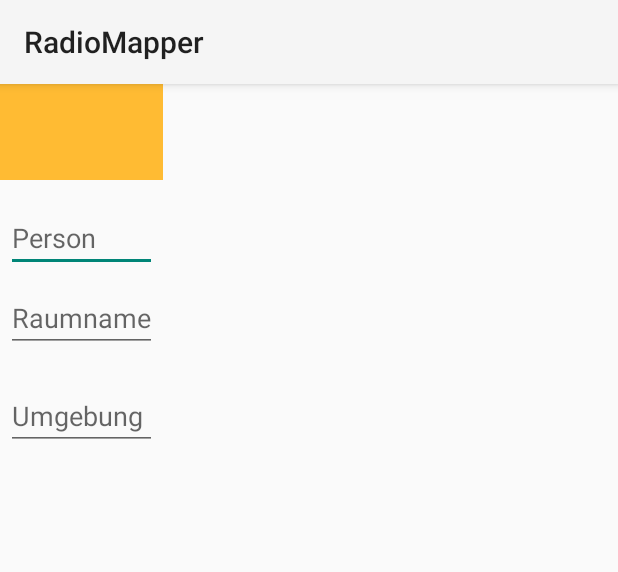
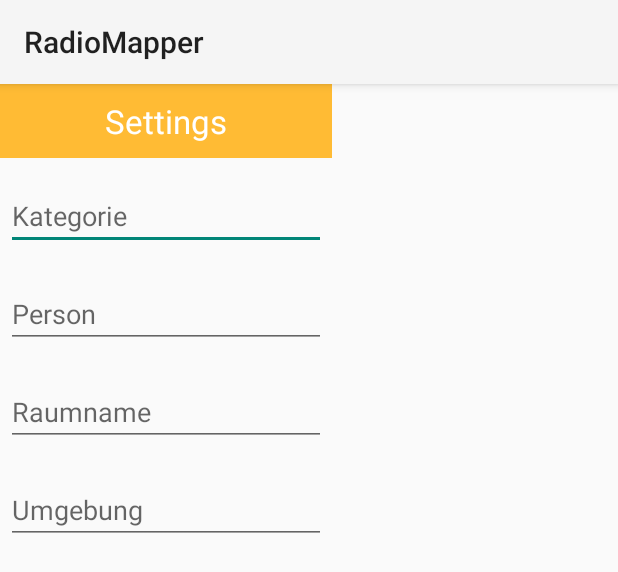
Before and after one commit to TomAussenhofer/ViibeNav_RadioMapper, an Android app: the layout dialog_add_info.xml on its own in the app's theme, with its tools: preview values and no code run, on a phone screen of 412 x 824 dp. Shown: the top 572 px of the screen. Run offline under Robolectric (Android 15) with nearby library versions, the phone set to English and light mode, and no system bars.

```diff
--- a/app/src/main/java/de/beacon/tom/viibenav_radiomapper/model/adapter/CustomListInfoAdapter.java
+++ b/app/src/main/java/de/beacon/tom/viibenav_radiomapper/model/adapter/CustomListInfoAdapter.java
@@ -30,11 +30,13 @@ public class CustomListInfoAdapter extends ArrayAdapter<InfoDBModel> {
         TextView person_name = (TextView) customView.findViewById(R.id.dbInfoPersonName);
         TextView room_name = (TextView) customView.findViewById(R.id.dbInfoRoomName);
         TextView environment = (TextView) customView.findViewById(R.id.dbInfoEnvironment);
+        TextView category = (TextView) customView.findViewById(R.id.dbInfoCategory);
 
         id.setText(""+ tmp.getId());
         person_name.setText("" + tmp.getPerson_name());
         room_name.setText(""+tmp.getRoom_name());
         environment.setText(""+tmp.getEnvironment());
+        category.setText(""+tmp.getCategory());
 
 
         return customView;
--- a/app/src/main/res/layout/dialog_add_info.xml
+++ b/app/src/main/res/layout/dialog_add_info.xml
@@ -1,13 +1,43 @@
 <LinearLayout xmlns:android="http://schemas.android.com/apk/res/android"
     android:orientation="vertical"
     android:layout_width="wrap_content"
-    android:layout_height="wrap_content">
-    <ImageView
+    android:layout_height="wrap_content"
+    android:id="@+id/dialog_add_info"
+    android:weightSum="1">
+
+    <RelativeLayout
         android:layout_width="match_parent"
-        android:layout_height="64dp"
-        android:scaleType="center"
-        android:background="#FFFFBB33"
-        android:contentDescription="@string/app_name" />
+        android:layout_height="match_parent"
+        android:background="#ffbb34"
+        android:layout_weight="0.46" >
+
+        <TextView
+            android:layout_width="wrap_content"
+            android:layout_height="wrap_content"
+            android:textAppearance="?android:attr/textAppearanceLarge"
+            android:text="Settings"
+            android:id="@+id/textView6"
+            android:layout_centerVertical="true"
+            android:layout_centerHorizontal="true"
+            android:textColor="#ffffff"
+            android:padding="10dp" />
+    </RelativeLayout>
+
+    <de.beacon.tom.viibenav_radiomapper.model.widget.InstantAutoComplete
+        android:id="@+id/autoCompleteTextView"
+        android:layout_width="wrap_content"
+        android:layout_height="wrap_content"
+        android:layout_alignParentLeft="true"
+        android:layout_below="@+id/textView1"
+        android:layout_marginLeft="4dp"
+        android:layout_marginTop="16dp"
+        android:ems="10"
+        android:hint="@string/category"
+        android:text=""
+        android:layout_marginRight="4dp"
+        android:layout_marginBottom="4dp">
+    </de.beacon.tom.viibenav_radiomapper.model.widget.InstantAutoComplete>
+
     <EditText
         android:id="@+id/person_name"
         android:singleLine="true"
@@ -23,10 +53,10 @@
         android:singleLine="true"
         android:layout_width="match_parent"
         android:layout_height="wrap_content"
-        android:layout_marginTop="4dp"
+        android:layout_marginTop="16dp"
         android:layout_marginLeft="4dp"
         android:layout_marginRight="4dp"
-        android:layout_marginBottom="16dp"
+        android:layout_marginBottom="4dp"
         android:fontFamily="sans-serif"
         android:hint="@string/room_name"/>
     <EditText
@@ -34,10 +64,11 @@
         android:singleLine="true"
         android:layout_width="match_parent"
         android:layout_height="wrap_content"
-        android:layout_marginTop="4dp"
+        android:layout_marginTop="16dp"
         android:layout_marginLeft="4dp"
         android:layout_marginRight="4dp"
-        android:layout_marginBottom="16dp"
+        android:layout_marginBottom="4dp"
         android:fontFamily="sans-serif"
         android:hint="@string/environment"/>
+
 </LinearLayout>
--- a/app/src/main/res/layout/dialog_settings.xml
+++ b/app/src/main/res/layout/dialog_settings.xml
@@ -31,7 +31,7 @@
         android:layout_height="wrap_content"
         android:textAppearance="?android:attr/textAppearanceMedium"
         android:text="FP_AMT_THRESH"
-        android:id="@+id/textView6"
+        android:id="@+id/textView60"
         android:gravity="center_horizontal"
         android:layout_marginLeft="10dp" />
 
@@ -52,7 +52,7 @@
         android:layout_height="wrap_content"
         android:textAppearance="?android:attr/textAppearanceMedium"
         android:text="OF_AMT_THRESH"
-        android:id="@+id/textView6"
+        android:id="@+id/textView61"
         android:layout_marginLeft="10dp" />
 
     <EditText
@@ -73,7 +73,7 @@
         android:layout_height="wrap_content"
         android:textAppearance="?android:attr/textAppearanceMedium"
         android:text="FSPL - const(&apos;n&apos;)"
-        android:id="@+id/textView6"
+        android:id="@+id/textView62"
         android:layout_marginLeft="10dp" />
 
     <EditText
--- a/app/src/main/res/values/strings.xml
+++ b/app/src/main/res/values/strings.xml
@@ -9,4 +9,5 @@
     <string name="room_name">Raumname</string>
     <string name="environment">Umgebung</string>
     <string name="set">Einstellen</string>
+    <string name="category">Kategorie</string>
 </resources>
```
Also changed, not shown: app/src/main/java/de/beacon/tom/viibenav_radiomapper/model/AddInfo.java (+16 -2 lines), app/src/main/java/de/beacon/tom/viibenav_radiomapper/model/DBHandler.java (+9 -3 lines), app/src/main/java/de/beacon/tom/viibenav_radiomapper/model/dbmodels/InfoDBModel.java (+7 -1 lines), app/src/main/java/de/beacon/tom/viibenav_radiomapper/model/fragment/AddInfoDialog.java (+20 -1 lines), app/src/main/java/de/beacon/tom/viibenav_radiomapper/model/widget/InstantAutoComplete.java (added, +44 -0 lines), app/src/main/res/layout/testarea_info_custom_row.xml (+11 -1 lines).
